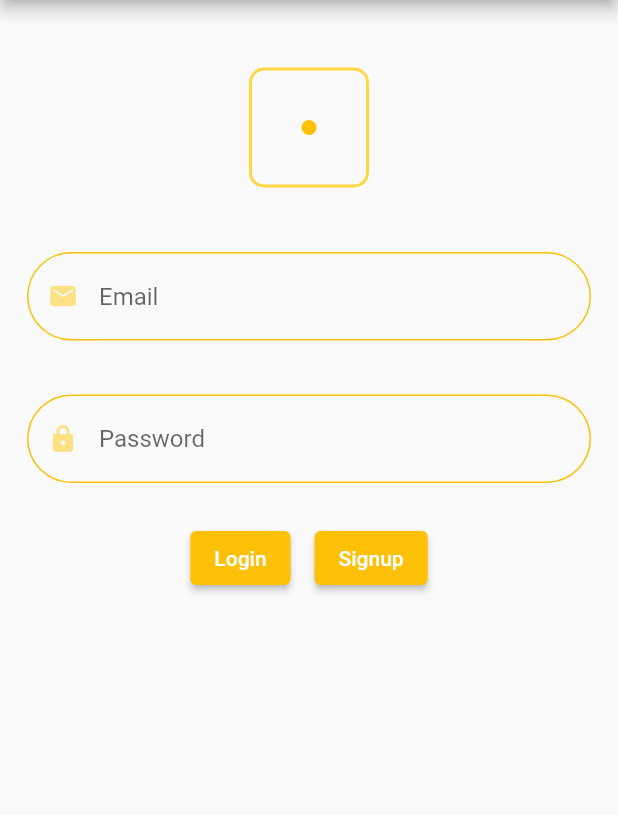
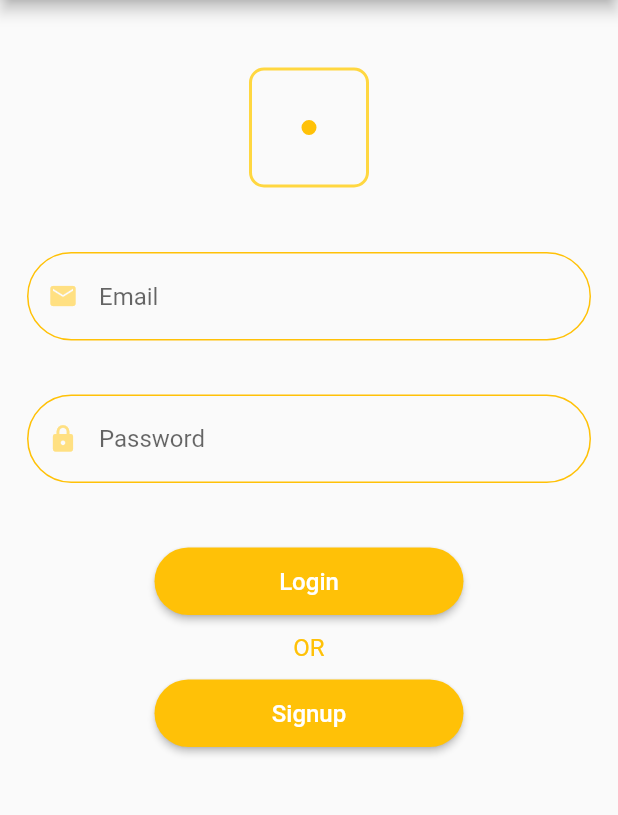
Before and after one commit to utkarshsharma2922/dice_game, a Flutter app: the screen it shows after launch, on a phone screen of 412 x 824 dp, the part 84-899 px from its top. Run offline on Flutter 3.47's test engine with Material 2 defaults, Android fonts, the phone set to English and light mode, and no system bars; our stand-ins replace firebase_auth, firebase_core, firebase_database; accounts and stored records are empty.

Commit message:
Minor changes in UI section.

```diff
--- a/lib/ui/authentication.dart
+++ b/lib/ui/authentication.dart
@@ -4,6 +4,7 @@ import 'package:dice_game/ui/shared_ui/loader.dart';
 import 'package:dice_game/ui/widgets/custom_textfield.dart';
 import 'package:dice_game/ui/widgets/dice.dart';
 import 'package:dice_game/util/components.dart';
+import 'package:dice_game/util/constants.dart';
 import 'package:dice_game/util/validator.dart';
 import 'package:flutter/cupertino.dart';
 import 'package:flutter/material.dart';
@@ -61,14 +62,19 @@ class _AuthenticationScreenState extends State<AuthenticationScreen> {
                     hint: "Password",
                   )
               ),
-              Row(
-                mainAxisAlignment: MainAxisAlignment.center,
-                children: [
-                  Padding(
-                    padding: const EdgeInsets.all(8.0),
+              SizedBox(
+                height: 25,
+              ),
+              Container(
+                width: MediaQuery.of(context).size.width * 0.5,
+                height: 45,
                 child: ElevatedButton(
+                  style: ElevatedButton.styleFrom(shape: new RoundedRectangleBorder(
+                    borderRadius: new BorderRadius.circular(25.0),
+                  ),),
                   child: Text("Login",style: TextStyle(
-                        color: Colors.white
+                      color: Colors.white,
+                      fontSize: 16.0
                   ),),
                   onPressed: (){
                     _login();
@@ -76,17 +82,27 @@ class _AuthenticationScreenState extends State<AuthenticationScreen> {
                 ),
               ),
               Padding(
-                    padding: const EdgeInsets.all(8.0),
+                padding: const EdgeInsets.all(12.0),
+                child: Text("OR",style: TextStyle(
+                  color: THEME_COLOR,
+                  fontSize: 16.0
+                ),),
+              ),
+              Container(
+                width: MediaQuery.of(context).size.width * 0.5,
+                height: 45,
                 child: ElevatedButton(
+                  style: ElevatedButton.styleFrom(shape: new RoundedRectangleBorder(
+                    borderRadius: new BorderRadius.circular(25.0),
+                  ),),
                   child: Text("Signup",style: TextStyle(
-                        color: Colors.white
+                      color: Colors.white,
+                    fontSize: 16.0
                   ),),
                   onPressed: (){
                     _signup();
                   },
                 ),
-                  )
-                ],
               )
             ],
           ),
```
Lines whose indentation alone changed are shown as unchanged.
